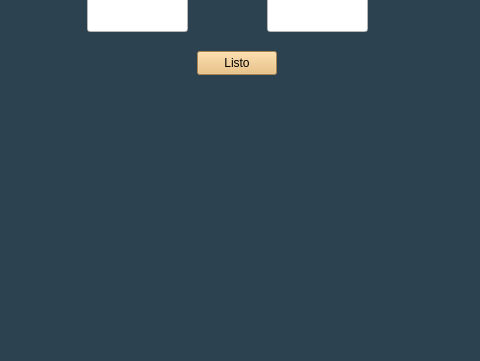
Before: the Qt Designer form Client/mainwindow.ui in FALCH2000/Tarea_Extraclase_1, drawn with Qt 5; both pictures show x 183 to 663 and y 239 to 600 of the 800 by 600 pixel window.
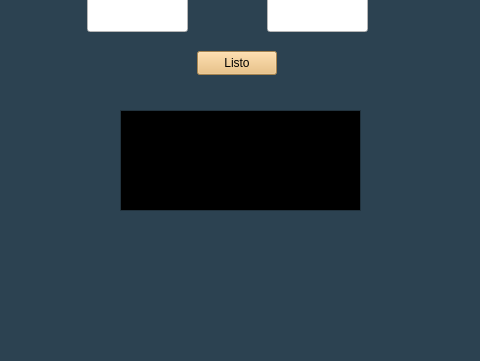
After: the same form once the commit is applied.

Diff of the .ui file:
```diff
--- a/Client/mainwindow.ui
+++ b/Client/mainwindow.ui
@@ -1915,6 +1915,22 @@
      <set>Qt::AlignCenter</set>
     </property>
    </widget>
+   <widget class="QTextEdit" name="textEdit">
+    <property name="geometry">
+     <rect>
+      <x>303</x>
+      <y>349</y>
+      <width>241</width>
+      <height>101</height>
+     </rect>
+    </property>
+    <property name="font">
+     <font>
+      <family>Ubuntu Mono</family>
+      <pointsize>13</pointsize>
+     </font>
+    </property>
+   </widget>
   </widget>
   <widget class="QMenuBar" name="menubar">
    <property name="geometry">
```
